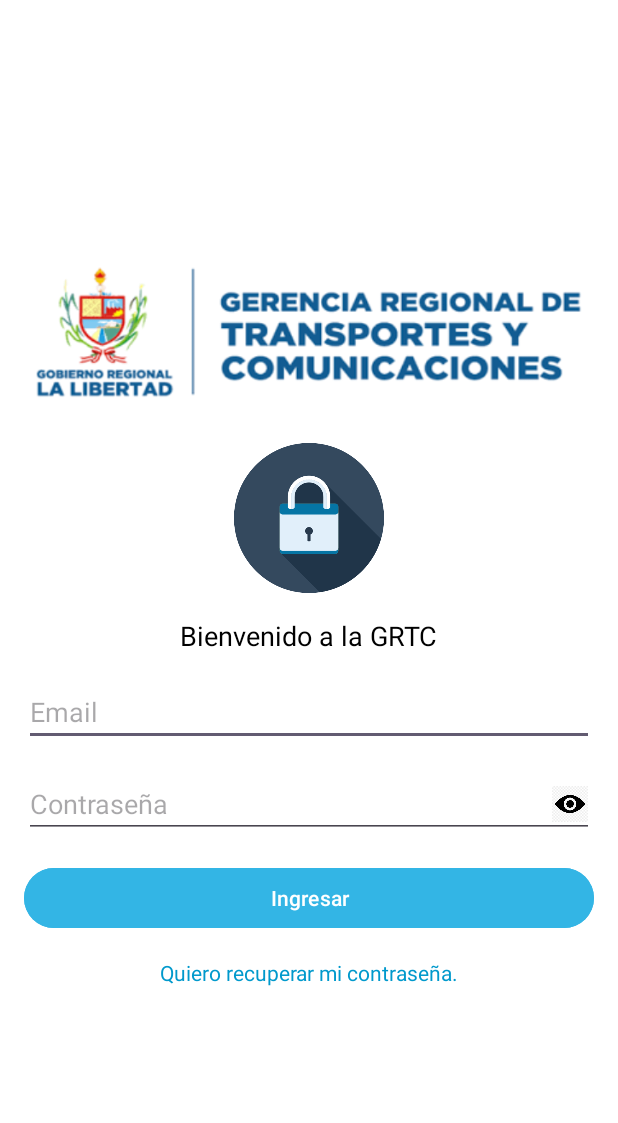
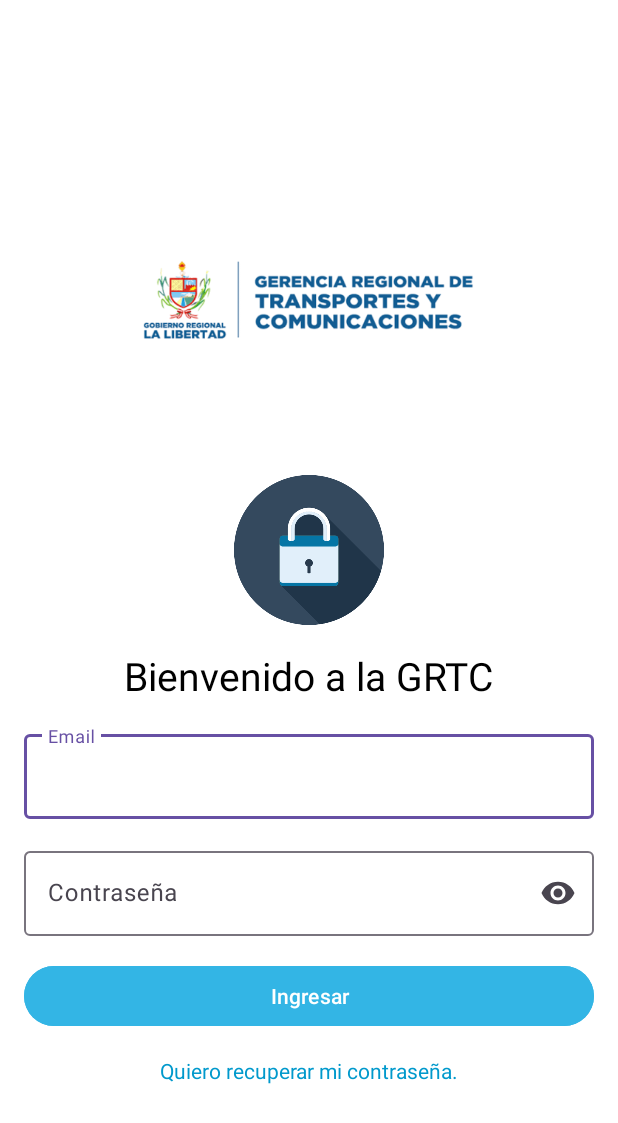
Before and after one commit to TheOne27k/GDIBPM-GRTC, an Android app: the layout activity_login.xml on its own in the app's theme, with its tools: preview values and no code run, on a phone screen of 412 x 824 dp. Shown: the top 1123 px of the screen. Run offline under Robolectric (Android 15) with nearby library versions, the phone set to English and light mode, and no system bars.

Commit message:
fix: elements in the activity_login were corrected

```diff
--- a/app/src/main/res/layout/activity_login.xml
+++ b/app/src/main/res/layout/activity_login.xml
@@ -1,5 +1,6 @@
 <?xml version="1.0" encoding="utf-8"?>
 <LinearLayout xmlns:android="http://schemas.android.com/apk/res/android"
+    xmlns:app="http://schemas.android.com/apk/res-auto"
     android:layout_width="match_parent"
     android:layout_height="match_parent"
     android:orientation="vertical"
@@ -7,15 +8,13 @@
     android:gravity="center"
     android:background="@android:color/white">
 
-    <!-- Logo de la organización -->
     <ImageView
         android:id="@+id/logo"
-        android:layout_width="wrap_content"
-        android:layout_height="wrap_content"
+        android:layout_width="230dp"
+        android:layout_height="200dp"
         android:src="@drawable/logo_login"
         android:layout_marginBottom="16dp" />
 
-    <!-- Ícono de candado -->
     <ImageView
         android:id="@+id/lock_icon"
         android:layout_width="100dp"
@@ -23,50 +22,43 @@
         android:src="@drawable/candado_login"
         android:layout_marginBottom="16dp" />
 
-    <!-- Texto de bienvenida -->
     <TextView
         android:id="@+id/welcome_text"
         android:layout_width="wrap_content"
         android:layout_height="wrap_content"
         android:text="Bienvenido a la GRTC"
-        android:textSize="18sp"
+        android:textSize="26sp"
         android:textColor="@android:color/black"
         android:layout_marginBottom="16dp" />
 
-    <!-- Campo de texto para el email -->
-    <EditText
+    <com.google.android.material.textfield.TextInputLayout
+        android:layout_width="match_parent"
+        android:layout_height="wrap_content"
+        android:layout_marginBottom="16dp">
+
+        <com.google.android.material.textfield.TextInputEditText
             android:id="@+id/email"
             android:layout_width="match_parent"
             android:layout_height="wrap_content"
             android:hint="Email"
-        android:inputType="textEmailAddress"
-        android:layout_marginBottom="16dp" />
+            android:inputType="textEmailAddress" />
+    </com.google.android.material.textfield.TextInputLayout>
 
-    <!-- Campo de texto para la contraseña con botón para mostrar/ocultar -->
-    <RelativeLayout
+    <com.google.android.material.textfield.TextInputLayout
+        android:id="@+id/password_layout"
         android:layout_width="match_parent"
         android:layout_height="wrap_content"
-        android:layout_marginBottom="16dp">
+        android:layout_marginBottom="16dp"
+        app:endIconMode="password_toggle">
 
-        <EditText
+        <com.google.android.material.textfield.TextInputEditText
             android:id="@+id/password"
             android:layout_width="match_parent"
             android:layout_height="wrap_content"
             android:hint="Contraseña"
-            android:inputType="textPassword"
-            android:paddingEnd="48dp" />
+            android:inputType="textPassword" />
+    </com.google.android.material.textfield.TextInputLayout>
 
-        <ImageView
-            android:id="@+id/toggle_password_visibility"
-            android:layout_width="32dp"
-            android:layout_height="32dp"
-            android:layout_alignParentEnd="true"
-            android:layout_centerVertical="true"
-            android:padding="4dp"
-            android:src="@drawable/icono_ojo" />
-    </RelativeLayout>
-
-    <!-- Botón de ingresar -->
     <Button
         android:id="@+id/login_button"
         android:layout_width="match_parent"
@@ -76,7 +68,6 @@
         android:textColor="@android:color/white"
         android:layout_marginBottom="16dp" />
 
-    <!-- Enlace para recuperar contraseña -->
     <TextView
         android:id="@+id/forgot_password"
         android:layout_width="wrap_content"
```
Lines whose indentation alone changed are shown as unchanged.
